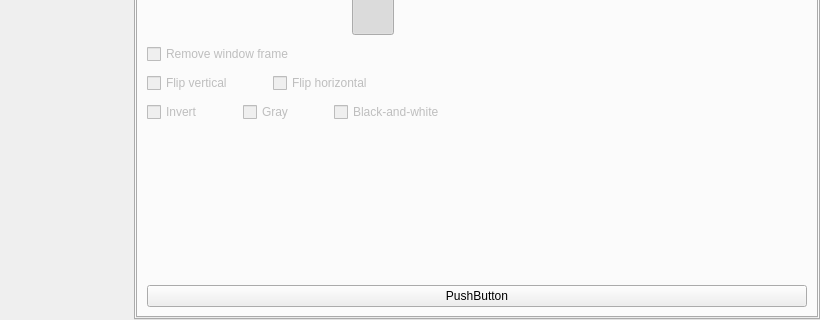
Old version of the form src/wayland/formMainWindow_wl.ui in the repository vkohaupt/vokoscreenNG; both pictures show x 0 to 820 and y 178 to 498 of the 820 by 498 pixel window.
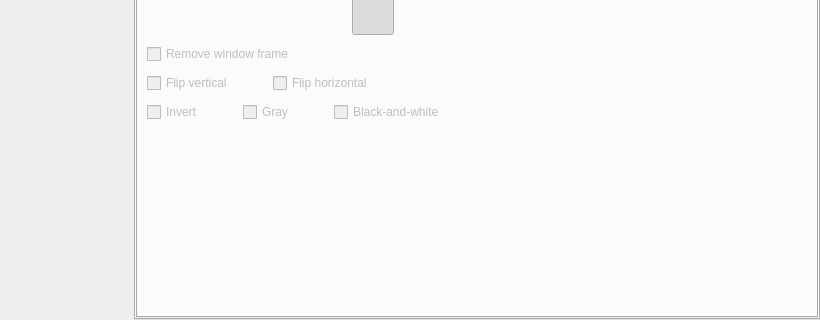
New version of the form. The open tabs and pages were chosen to show the change. Icons and pictures are not drawn.

Commit message: Wayland: Add camera

Diff of the .ui file:
```diff
--- a/src/wayland/formMainWindow_wl.ui
+++ b/src/wayland/formMainWindow_wl.ui
@@ -2659,13 +2659,6 @@
                     </property>
                    </spacer>
                   </item>
-                  <item>
-                   <widget class="QPushButton" name="pushButton">
-                    <property name="text">
-                     <string notr="true">PushButton</string>
-                    </property>
-                   </widget>
-                  </item>
                  </layout>
                 </item>
                </layout>
```
Left out of the diff: 6 changed lines with no effect on the pictures. The commit also changes 1 other file.
